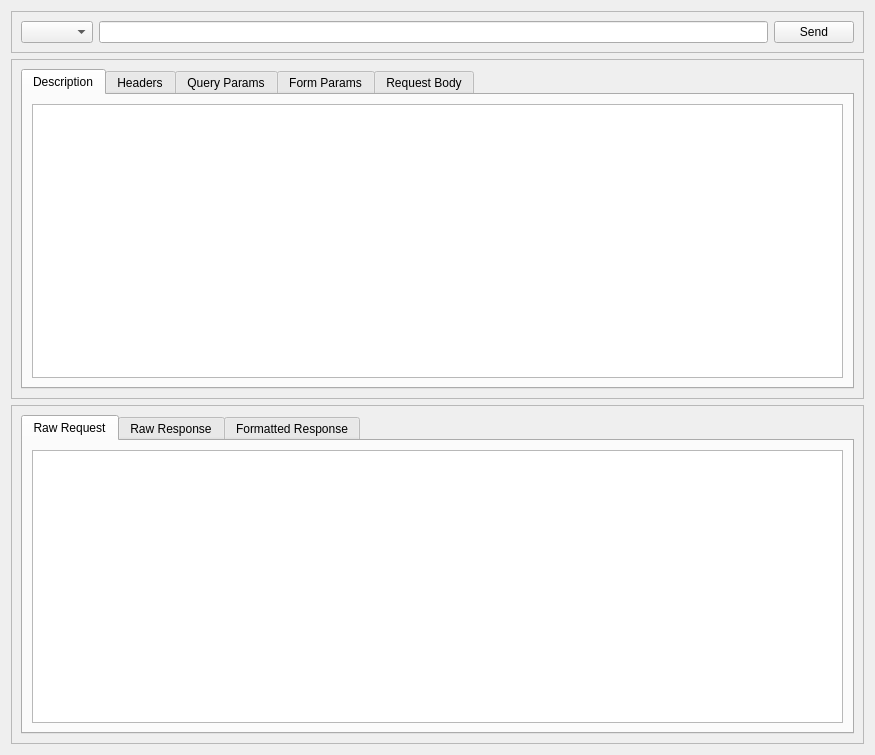
Above: resources/views/HttpStepWidget.ui from namuan/orkestra before the change. Below: the same form after it.
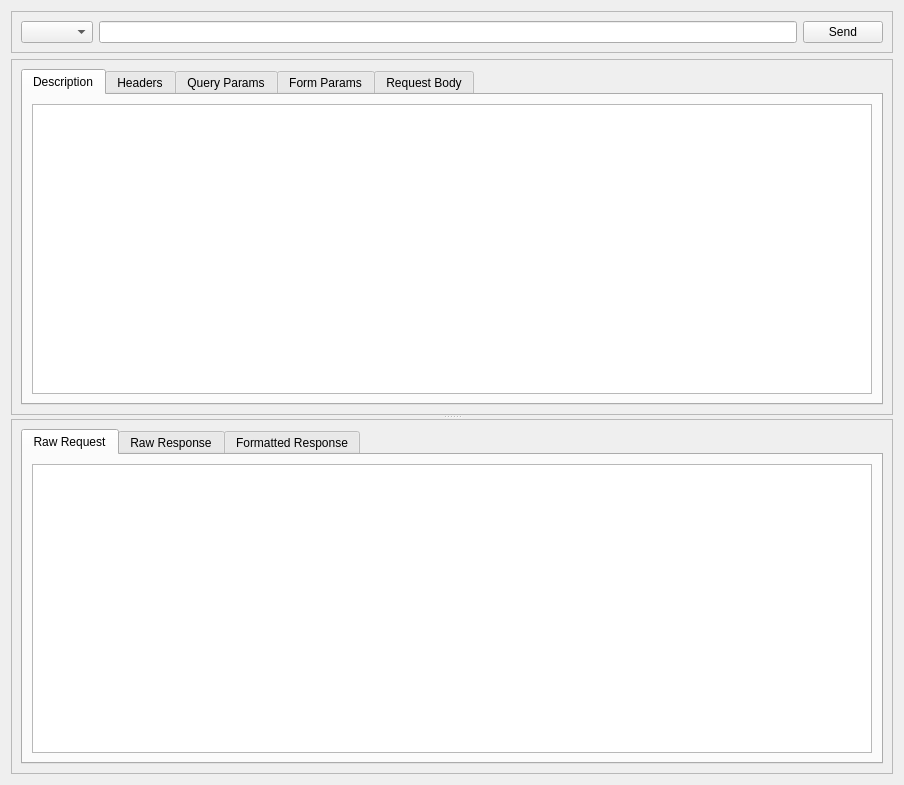
That is the form after the change.

Commit message:
https://github.com/namuan/orkestra/issues/2
Add splitter for Http and Sql widgets

The edit to the form file:
```diff
--- a/resources/views/HttpStepWidget.ui
+++ b/resources/views/HttpStepWidget.ui
@@ -6,8 +6,8 @@
    <rect>
     <x>0</x>
     <y>0</y>
-    <width>875</width>
-    <height>755</height>
+    <width>904</width>
+    <height>785</height>
    </rect>
   </property>
   <property name="windowTitle">
@@ -40,6 +40,10 @@
     </widget>
    </item>
    <item>
+    <widget class="QSplitter" name="splitter">
+     <property name="orientation">
+      <enum>Qt::Vertical</enum>
+     </property>
     <widget class="QFrame" name="http_request">
      <property name="frameShape">
       <enum>QFrame::StyledPanel</enum>
@@ -87,8 +91,6 @@
       </item>
      </layout>
     </widget>
-   </item>
-   <item>
     <widget class="QFrame" name="http_response">
      <property name="frameShape">
       <enum>QFrame::StyledPanel</enum>
@@ -135,6 +137,7 @@
        </widget>
       </item>
      </layout>
+     </widget>
     </widget>
    </item>
   </layout>
```
Lines whose indentation alone changed are shown as unchanged. The commit also changes 4 other files.
